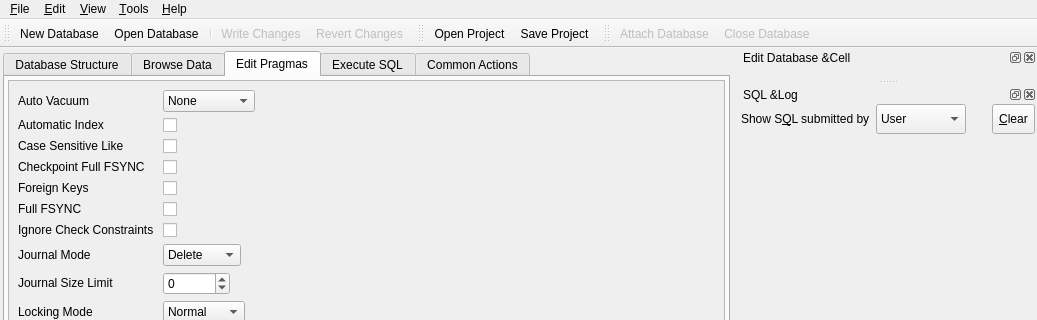
This is src/MainWindow.ui in RWS/sdltm_browser as Qt 5 draws it before an edit; both pictures show x 0 to 1037 and y 0 to 320 of the 1037 by 957 pixel window. The edited form follows.
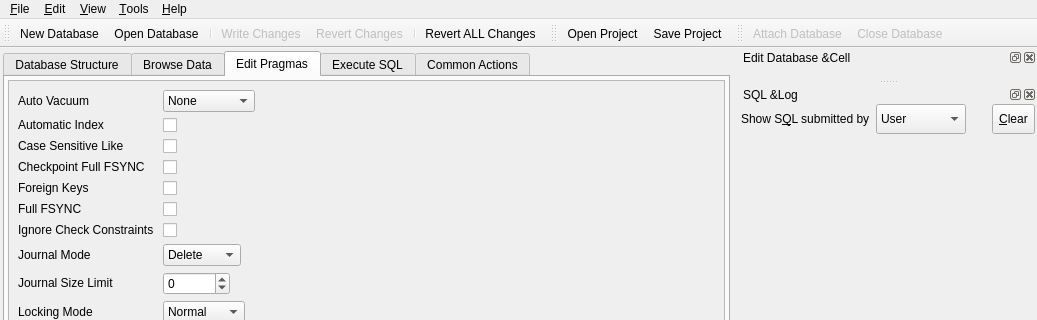
This is the edited form. The open tabs and pages were chosen to show the change. Icons and pictures are not drawn. Custom widgets are drawn as their Qt base class.

The edit to the form file:
```diff
--- a/src/MainWindow.ui
+++ b/src/MainWindow.ui
@@ -1093,6 +1093,8 @@
    <addaction name="separator"/>
    <addaction name="fileSaveAction"/>
    <addaction name="fileRevertAction"/>
+   <addaction name="separator"/>
+   <addaction name="actionRevertAllChanges"/>
   </widget>
   <widget class="QDockWidget" name="dockEdit">
    <property name="windowTitle">
@@ -2512,6 +2514,18 @@
     <string>Reload the database structure</string>
    </property>
   </action>
+  <action name="actionRevertAllChanges">
+   <property name="icon">
+    <iconset resource="icons/icons.qrc">
+     <normaloff>:/icons/db_revert</normaloff>:/icons/db_revert</iconset>
+   </property>
+   <property name="text">
+    <string>Revert ALL Changes</string>
+   </property>
+   <property name="toolTip">
+    <string>Reverts any updates/deletions you've made since you opened the database</string>
+   </property>
+  </action>
  </widget>
  <customwidgets>
   <customwidget>
```
Left out of the diff: 4 changed lines with no effect on the pictures.
